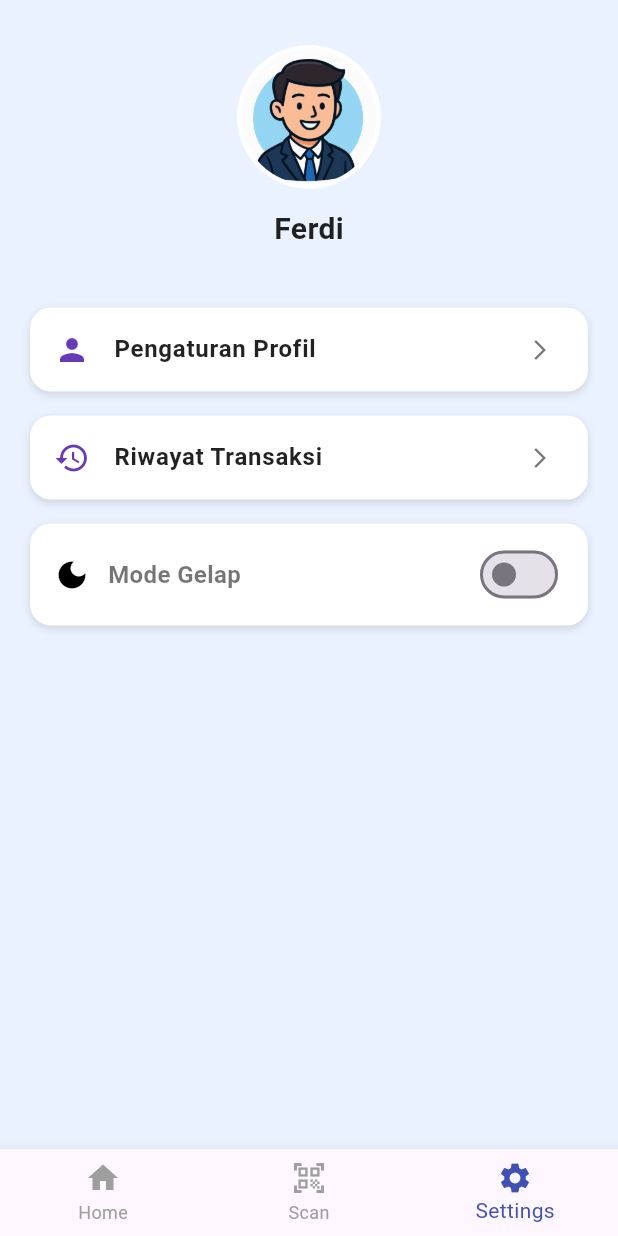
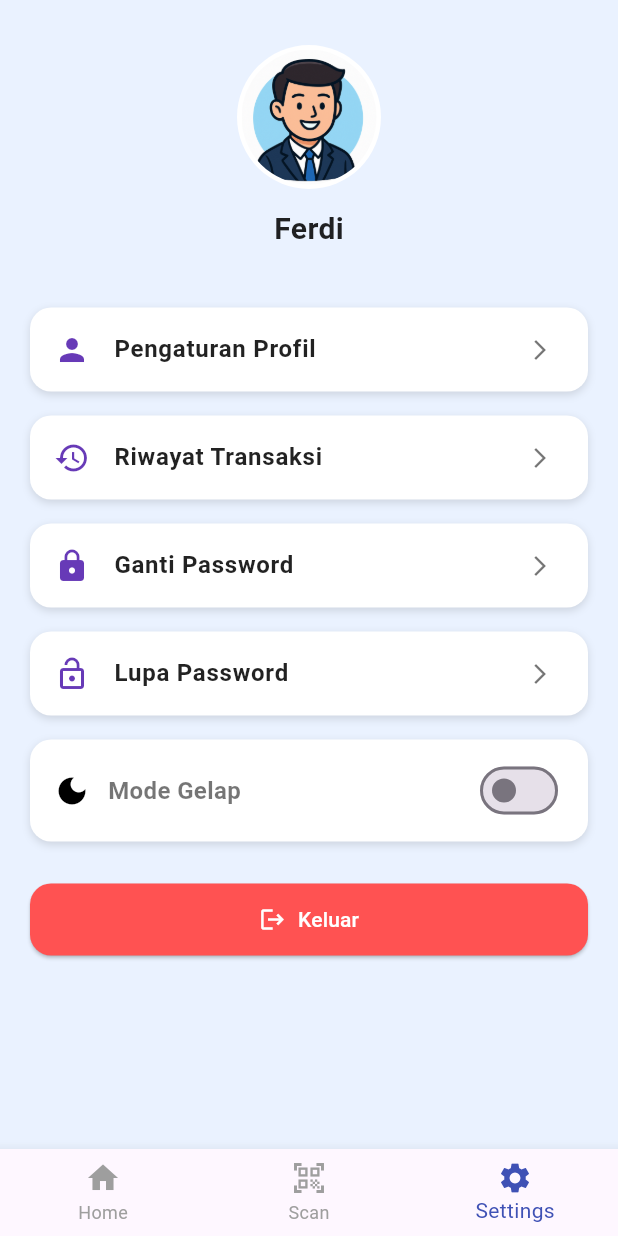
Before and after one commit to Ferdiansyah42/uas_sm4, a Flutter app: the screen it shows after launch, item 3 of the bottom bar chosen, on a phone screen of 412 x 824 dp. Run offline on Flutter 3.47's test engine with Material 3 defaults, Android fonts, the phone set to English and light mode, and no system bars.

Commit message:
menambahkan lupa, ganti password dan keluar

```diff
--- a/lib/pages/setting_page.dart
+++ b/lib/pages/setting_page.dart
@@ -64,6 +64,18 @@ class _SettingPageState extends State<SettingPage> {
 
                 onTap: () {},
               ),
+              _buildSettingCard(
+                icon: Icons.lock,
+                title: 'Ganti Password',
+                onTap: () {
+                },
+              ),
+              _buildSettingCard(
+                icon: Icons.lock_open,
+                title: 'Lupa Password',
+                onTap: () {
+                },
+              ),
 
               Container(
                 margin: const EdgeInsets.symmetric(vertical: 8),
@@ -108,6 +120,23 @@ class _SettingPageState extends State<SettingPage> {
                   ],
                 ),
               ),
+
+              const SizedBox(height: 20),
+
+              ElevatedButton.icon(
+                onPressed: () {
+                },
+                icon: const Icon(Icons.logout),
+                label: const Text('Keluar'),
+                style: ElevatedButton.styleFrom(
+                  foregroundColor: Colors.white,
+                  backgroundColor: Colors.redAccent,
+                  padding: const EdgeInsets.symmetric(vertical: 14),
+                  shape: RoundedRectangleBorder(
+                    borderRadius: BorderRadius.circular(14),
+                  ),
+                ),
+              ),
             ],
           ),
         ),
```
